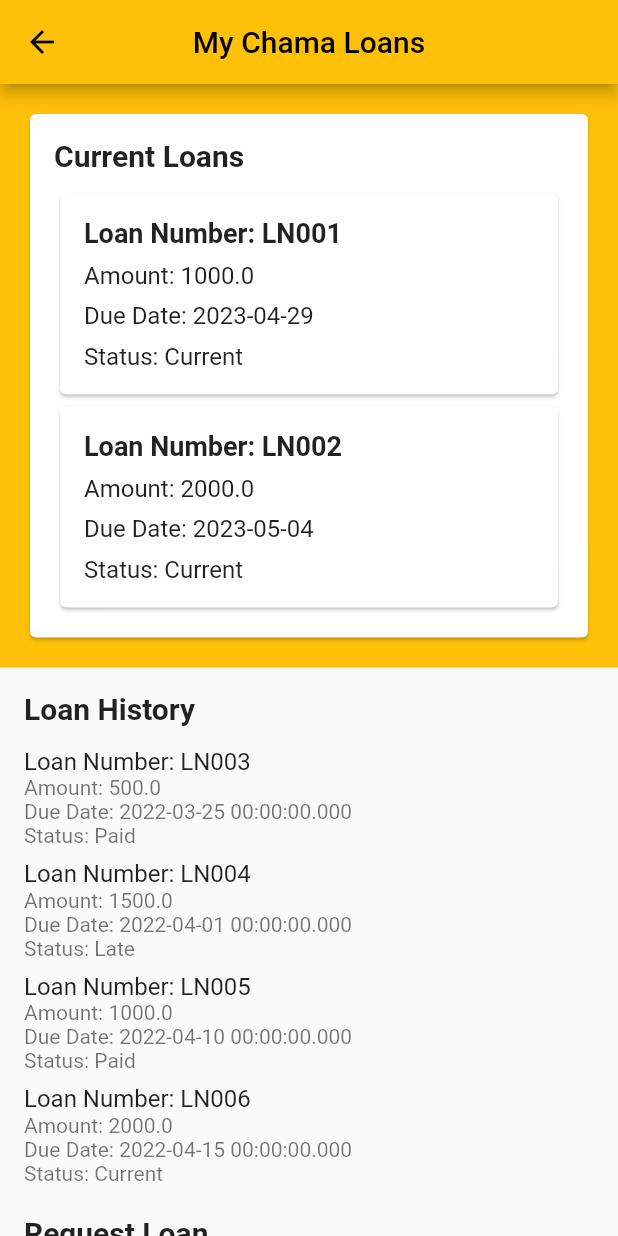
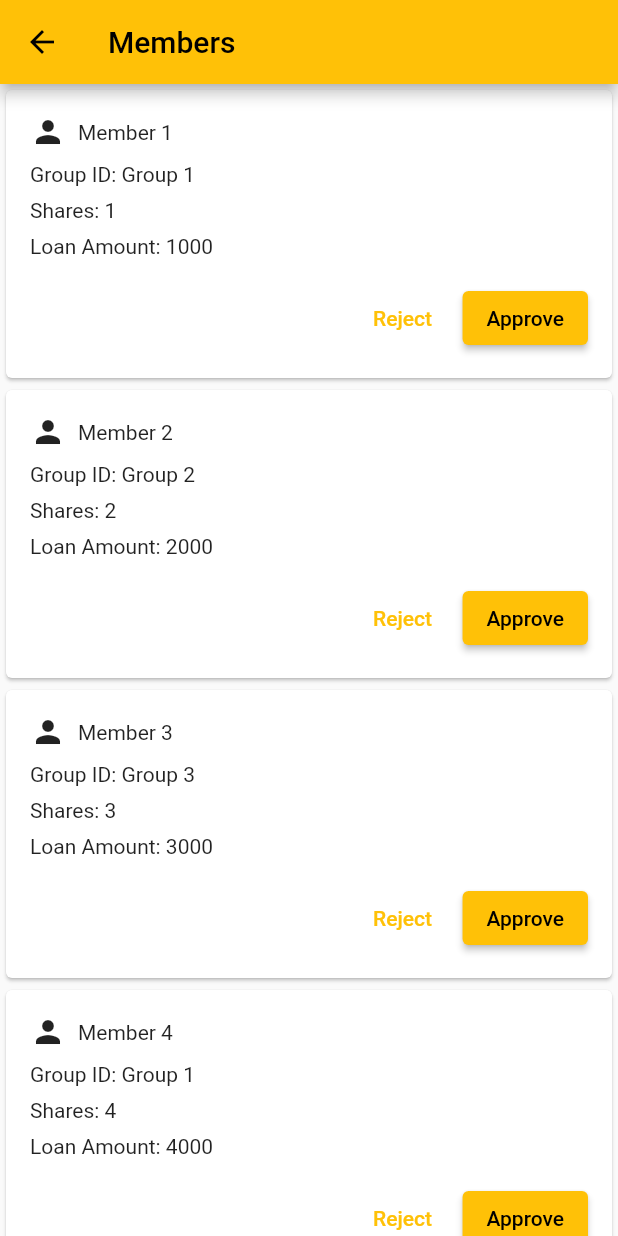
Before and after one commit to CollinsOmwoyo/Log, a Flutter app: the AdminPage screen opened by its route, after a tap on "Loan Requests", on a phone screen of 412 x 824 dp. Run offline on Flutter 3.47's test engine with Material 2 defaults, Android fonts, the phone set to English and light mode, and no system bars; our stand-ins replace material_design_icons_flutter, math_expressions, random_string, sqflite; missing offline and left inert: icon_badge; accounts and stored records are empty.

Commit message:
modified:   log_attempt/lib/chairperson.dart 	new file:   log_attempt/lib/loanrequests.dart 	modified:   log_attempt/lib/member.dart 	new file:   log_attempt/lib/share.dart 	modified:   log_attempt/pubspec.yaml

```diff
--- a/log_attempt/lib/chairperson.dart
+++ b/log_attempt/lib/chairperson.dart
@@ -7,6 +7,7 @@ import 'shares.dart';
 import 'adminmembers.dart';
 import 'members.dart';
 import 'chamacalculations.dart';
+import 'loanrequests.dart';
 
 class AdminPage extends StatelessWidget {
   const AdminPage({Key? key}) : super(key: key);
@@ -54,7 +55,7 @@ class AdminPage extends StatelessWidget {
                         Navigator.push(
                           context,
                           MaterialPageRoute(
-                              builder: (context) => const LoansActivity()),
+                              builder: (context) => const RequestScreen()),
                         );
                       },
                     ),
--- /dev/null
+++ b/log_attempt/lib/loanrequests.dart
@@ -0,0 +1,100 @@
+import 'package:flutter/material.dart';
+import 'package:flutter/cupertino.dart';
+import 'package:flutter/widgets.dart';
+
+class MemberCard extends StatelessWidget {
+  final String name;
+  final String group;
+  final String shares;
+  final String loanAmount;
+  final VoidCallback onReject;
+  final VoidCallback onApprove;
+
+  const MemberCard({
+    Key? key,
+    required this.name,
+    required this.group,
+    required this.shares,
+    required this.loanAmount,
+    required this.onReject,
+    required this.onApprove,
+  }) : super(key: key);
+
+  @override
+  Widget build(BuildContext context) {
+    return Card(
+      child: Padding(
+        padding: const EdgeInsets.all(16.0),
+        child: Column(
+          crossAxisAlignment: CrossAxisAlignment.start,
+          children: [
+            Row(
+              children: [
+                Icon(Icons.person),
+                SizedBox(width: 8),
+                Text(name),
+              ],
+            ),
+            SizedBox(height: 8),
+            Text('Group ID: $group'),
+            SizedBox(height: 8),
+            Text('Shares: $shares'),
+            SizedBox(height: 8),
+            Text('Loan Amount: $loanAmount'),
+            SizedBox(height: 16),
+            Row(
+              mainAxisAlignment: MainAxisAlignment.end,
+              children: [
+                TextButton(
+                  onPressed: onReject,
+                  child: Text('Reject'),
+                ),
+                SizedBox(width: 8),
+                ElevatedButton(
+                  onPressed: onApprove,
+                  child: Text('Approve'),
+                ),
+              ],
+            ),
+          ],
+        ),
+      ),
+    );
+  }
+}
+
+class RequestScreen extends StatelessWidget {
+  const RequestScreen({Key? key}) : super(key: key);
+
+  @override
+  Widget build(BuildContext context) {
+    return Scaffold(
+      appBar: AppBar(
+        title: Text('Members'),
+      ),
+      body: Theme(
+        data: ThemeData(
+          primaryColor: Colors.amber,
+          colorScheme: ColorScheme.fromSwatch(primarySwatch: Colors.amber),
+        ),
+        child: ListView.builder(
+          itemCount: 10, // Replace with actual member count
+          itemBuilder: (BuildContext context, int index) {
+            return MemberCard(
+              name: 'Member ${index + 1}',
+              group: 'Group ${index % 3 + 1}',
+              shares: '${index + 1}',
+              loanAmount: '${1000 * (index + 1)}',
+              onReject: () {
+                // TODO: Implement reject action
+              },
+              onApprove: () {
+                // TODO: Implement approve action
+              },
+            );
+          },
+        ),
+      ),
+    );
+  }
+}
--- /dev/null
+++ b/log_attempt/lib/share.dart
@@ -0,0 +1,132 @@
+import 'package:flutter/material.dart';
+
+class ShareTable extends StatefulWidget {
+  final List<Member> members;
+
+  const ShareTable({required this.members});
+
+  @override
+  _ShareTableState createState() => _ShareTableState();
+}
+
+class _ShareTableState extends State<ShareTable> {
+  List<Member> _members = [];
+
+  @override
+  void initState() {
+    super.initState();
+    _members = widget.members;
+  }
+
+  void _showDialog(Member? member) {
+    String name = member?.name ?? '';
+    double shares = member?.shares ?? 0;
+
+    showDialog(
+      context: context,
+      builder: (BuildContext context) {
+        return AlertDialog(
+          title: Text(member == null ? 'Add Member' : 'Edit Member'),
+          content: SingleChildScrollView(
+            child: Column(
+              mainAxisSize: MainAxisSize.min,
+              children: <Widget>[
+                TextField(
+                  decoration: InputDecoration(labelText: 'Name'),
+                  onChanged: (value) {
+                    name = value;
+                  },
+                  controller: TextEditingController(text: name),
+                ),
+                SizedBox(height: 16.0),
+                TextField(
+                  decoration: InputDecoration(labelText: 'Shares'),
+                  onChanged: (value) {
+                    shares = double.tryParse(value) ?? 0;
+                  },
+                  keyboardType: TextInputType.number,
+                  controller: TextEditingController(text: shares.toString()),
+                ),
+              ],
+            ),
+          ),
+          actions: <Widget>[
+            TextButton(
+              child: Text('CANCEL'),
+              onPressed: () {
+                Navigator.of(context).pop();
+              },
+            ),
+            TextButton(
+              child: Text('SAVE'),
+              onPressed: () {
+                if (member == null) {
+                  _members.add(Member(name: name, shares: shares));
+                } else {
+                  member.name = name;
+                  member.shares = shares;
+                }
+                setState(() {});
+                Navigator.of(context).pop();
+              },
+            ),
+          ],
+        );
+      },
+    );
+  }
+
+  @override
+  Widget build(BuildContext context) {
+    double totalShares = _members.fold(0, (acc, member) => acc + member.shares);
+    return Column(
+      crossAxisAlignment: CrossAxisAlignment.stretch,
+      children: [
+        Expanded(
+          child: SingleChildScrollView(
+            scrollDirection: Axis.vertical,
+            child: DataTable(
+              columns: [
+                DataColumn(label: Text('Member')),
+                DataColumn(label: Text('Shares')),
+                DataColumn(label: Text('% of Total')),
+                DataColumn(label: Text('Edit')),
+              ],
+              rows: _members.map((member) {
+                double percentage = (member.shares / totalShares) * 100;
+                return DataRow(
+                  cells: [
+                    DataCell(Text(member.name)),
+                    DataCell(Text(member.shares.toString())),
+                    DataCell(Text(percentage.toStringAsFixed(2))),
+                    DataCell(
+                      IconButton(
+                        icon: Icon(Icons.edit),
+                        onPressed: () {
+                          _showDialog(member);
+                        },
+                      ),
+                    ),
+                  ],
+                );
+              }).toList(),
+            ),
+          ),
+        ),
+        ElevatedButton(
+          child: Text('Add Member'),
+          onPressed: () {
+            _showDialog(null);
+          },
+        ),
+      ],
+    );
+  }
+}
+
+class Member {
+  String name;
+  double shares;
+
+  Member({required this.name, required this.shares});
+}
--- a/log_attempt/pubspec.yaml
+++ b/log_attempt/pubspec.yaml
@@ -1,4 +1,4 @@
-name: EChama
+name: eChama
 description: A new Flutter project.
 publish_to: 'none'
 version: 0.1.0
```
Also changed, not shown: log_attempt/lib/member.dart (+13 -3 lines).
